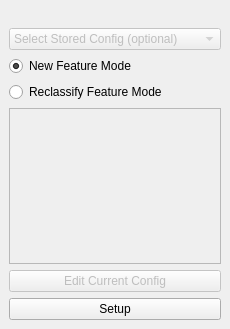
Before: the Qt Designer form ProductionTools/FieldToolBox/field_toolbox.ui in dsgoficial/DsgTools, drawn with Qt 5.
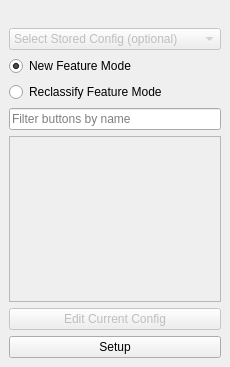
After: the same form once the commit is applied. Custom widgets are drawn as their Qt base class.

Commit message: filter on acquisition tools

What changed in the file:
```diff
--- a/ProductionTools/FieldToolBox/field_toolbox.ui
+++ b/ProductionTools/FieldToolBox/field_toolbox.ui
@@ -7,13 +7,13 @@
     <x>0</x>
     <y>0</y>
     <width>230</width>
-    <height>329</height>
+    <height>367</height>
    </rect>
   </property>
   <property name="minimumSize">
    <size>
-    <width>0</width>
-    <height>0</height>
+    <width>230</width>
+    <height>367</height>
    </size>
   </property>
   <property name="windowTitle">
@@ -55,7 +55,7 @@
       </item>
      </widget>
     </item>
-    <item row="7" column="0" colspan="2">
+    <item row="8" column="0" colspan="2">
      <widget class="QPushButton" name="setupButton">
       <property name="sizePolicy">
        <sizepolicy hsizetype="Preferred" vsizetype="Fixed">
@@ -71,7 +71,7 @@
     <item row="0" column="0" colspan="2">
      <widget class="ConnectionWidget" name="widget" native="true"/>
     </item>
-    <item row="5" column="0" colspan="2">
+    <item row="6" column="0" colspan="2">
      <widget class="QScrollArea" name="scrollArea">
       <property name="sizePolicy">
        <sizepolicy hsizetype="Preferred" vsizetype="MinimumExpanding">
@@ -95,7 +95,7 @@
       </widget>
      </widget>
     </item>
-    <item row="6" column="0" colspan="2">
+    <item row="7" column="0" colspan="2">
      <widget class="QPushButton" name="editCurrentConfigButton">
       <property name="enabled">
        <bool>false</bool>
@@ -146,6 +146,16 @@
       </property>
      </widget>
     </item>
+    <item row="5" column="0" colspan="2">
+     <widget class="QLineEdit" name="filterLineEdit">
+      <property name="text">
+       <string/>
+      </property>
+      <property name="placeholderText">
+       <string>Filter buttons by name</string>
+      </property>
+     </widget>
+    </item>
    </layout>
   </widget>
  </widget>
```
The commit also changes 2 other files.
